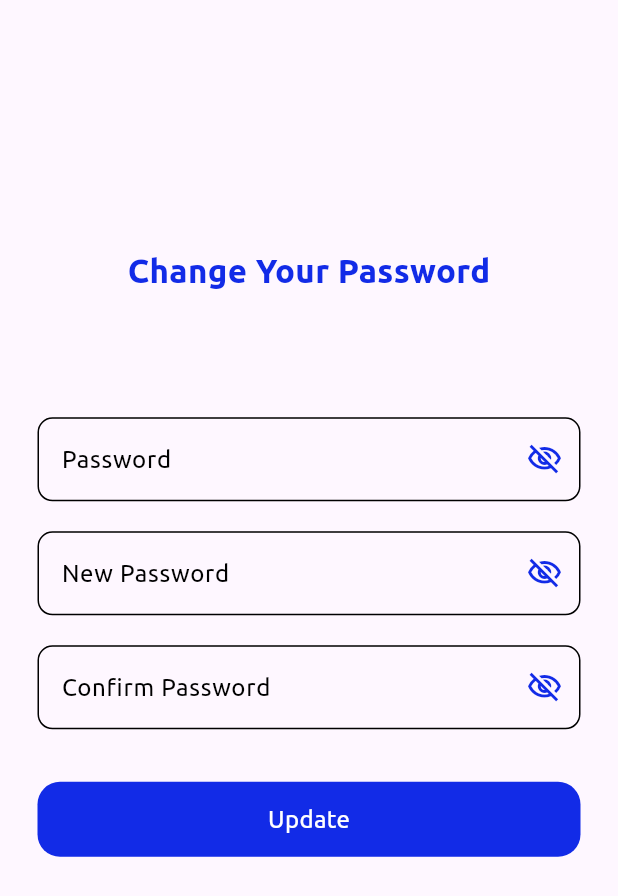
After one commit to LyNNxMooon/Modern-POS, a Flutter app: the ChangePasswordPage screen opened directly, on a phone screen of 412 x 824 dp. The commit adds this screen. Shown: the top 896 px of the screen. Run offline on Flutter 3.47's test engine with Material 3 defaults, Android fonts, the phone set to English and light mode, and no system bars; our stand-ins replace animated_splash_screen, cached_network_image, curved_navigation_bar, dio, flutter_spinkit, fluttertoast and 6 more; accounts and stored records are empty; generated files the repository leaves out were written again; network calls fail.

Commit message:
password update

```diff
--- a/lib/data/model.dart
+++ b/lib/data/model.dart
@@ -2,6 +2,7 @@ import 'package:modern_pos/data/vos/user_vo/user_vo.dart';
 import 'package:modern_pos/network/data_agent/modern_pos_data_agent.dart';
 import 'package:modern_pos/network/data_agent/modern_pos_data_agent_impl.dart';
 import 'package:modern_pos/network/response/login_response/login_response.dart';
+import 'package:modern_pos/network/response/password_update_response/password_update_response.dart';
 import 'package:modern_pos/network/response/register_response/register_response.dart';
 
 //For null data replacement
@@ -39,4 +40,14 @@ class Model {
       return Future.error(error);
     }
   }
+
+  Future<PasswordUpdateResponse> updatePassword(
+      String password, String newPassword, String confirmPassword) async {
+    try {
+      return await _modernPOSDataAgent.updatePassword(
+          password, newPassword, confirmPassword);
+    } on Exception catch (error) {
+      return Future.error(error);
+    }
+  }
 }
--- a/lib/network/api_constant.dart
+++ b/lib/network/api_constant.dart
@@ -5,7 +5,11 @@ const kBaseURL = "https://oneoneshop.hapeyeapp.com/api/v1";
 const kEndPointForRegister = "/register";
 const kEndPointForLogin = "/login";
 const kEndPointForUserProfile = "/customer";
+const kEndPointForUpdatePassword = "/customer/update-password";
 
 //keys
 
 const kAuthorizationKey = "Authorization";
+const kQueryParamKeyForOldPassword = "old_password";
+const kQueryParamKeyForNewPassword = "password";
+const kQueryParamKeyForConfirmPassword = "password_confirmation";
--- a/lib/network/data_agent/modern_pos_data_agent.dart
+++ b/lib/network/data_agent/modern_pos_data_agent.dart
@@ -1,5 +1,6 @@
 import 'package:modern_pos/data/vos/user_vo/user_vo.dart';
 import 'package:modern_pos/network/response/login_response/login_response.dart';
+import 'package:modern_pos/network/response/password_update_response/password_update_response.dart';
 import 'package:modern_pos/network/response/register_response/register_response.dart';
 
 abstract class ModernPOSDataAgent {
@@ -10,4 +11,7 @@ abstract class ModernPOSDataAgent {
       String emailOrPhone, String password, String fcm);
 
   Future<UserVO> getUserProfile();
+
+  Future<PasswordUpdateResponse> updatePassword(
+      String password, String newPassword, String confirmPassword);
 }
--- /dev/null
+++ b/lib/screens/change_password.dart
@@ -0,0 +1,148 @@
+// ignore_for_file: must_be_immutable
+
+import 'package:flutter/material.dart';
+import 'package:gap/gap.dart';
+import 'package:get/get.dart';
+import 'package:modern_pos/constants/colors.dart';
+import 'package:modern_pos/constants/text.dart';
+import 'package:modern_pos/controller/profile_controller.dart';
+import 'package:modern_pos/widgets/buttons.dart';
+import 'package:modern_pos/widgets/loading_state_widget.dart';
+import 'package:modern_pos/widgets/textfield.dart';
+
+class ChangePasswordPage extends StatefulWidget {
+  const ChangePasswordPage({super.key});
+
+  @override
+  State<ChangePasswordPage> createState() => _ChangePasswordPageState();
+}
+
+class _ChangePasswordPageState extends State<ChangePasswordPage> {
+  final _profileController = Get.put(ProfileController());
+
+  bool showPassword = false;
+
+  final _passwordController = TextEditingController();
+
+  final _confirmPasswordController = TextEditingController();
+
+  final _newPasswordController = TextEditingController();
+
+  @override
+  void dispose() {
+    _passwordController.dispose();
+    _confirmPasswordController.dispose();
+    _newPasswordController.dispose();
+    super.dispose();
+  }
+
+  @override
+  Widget build(BuildContext context) {
+    return SafeArea(
+        child: Scaffold(
+      body: Padding(
+        padding: const EdgeInsets.symmetric(horizontal: 25),
+        child: ListView(
+          children: [
+            Gap(MediaQuery.of(context).size.height * 0.2),
+            const Center(
+              child: Text(
+                "Change Your Password",
+                style: titleStyle,
+              ),
+            ),
+            Gap(MediaQuery.of(context).size.height * 0.1),
+            CustomTextField(
+              controller: _passwordController,
+              hintText: "Enter your Password",
+              label: "Password",
+              isObsecure: showPassword,
+              suffixIcon: IconButton(
+                  onPressed: () {
+                    showPassword = !showPassword;
+                    setState(() {});
+                  },
+                  icon: showPassword
+                      ? const Icon(
+                          Icons.visibility_outlined,
+                          color: kSecondaryColor,
+                        )
+                      : const Icon(
+                          Icons.visibility_off_outlined,
+                          color: kSecondaryColor,
+                        )),
+            ),
+            const Gap(20),
+            CustomTextField(
+              controller: _newPasswordController,
+              hintText: "Enter your new Password",
+              label: "New Password",
+              isObsecure: showPassword,
+              suffixIcon: IconButton(
+                  onPressed: () {
+                    showPassword = !showPassword;
+                    setState(() {});
+                  },
+                  icon: showPassword
+                      ? const Icon(
+                          Icons.visibility_outlined,
+                          color: kSecondaryColor,
+                        )
+                      : const Icon(
+                          Icons.visibility_off_outlined,
+                          color: kSecondaryColor,
+                        )),
+            ),
+            const Gap(20),
+            CustomTextField(
+              controller: _confirmPasswordController,
+              hintText: "Confirm your Password",
+              label: "Confirm Password",
+              isObsecure: showPassword,
+              suffixIcon: IconButton(
+                  onPressed: () {
+                    showPassword = !showPassword;
+                    setState(() {});
+                  },
+                  icon: showPassword
+                      ? const Icon(
+                          Icons.visibility_outlined,
+                          color: kSecondaryColor,
+                        )
+                      : const Icon(
+                          Icons.visibility_off_outlined,
+                          color: kSecondaryColor,
+                        )),
+            ),
+            const Gap(35),
+            Obx(
+              () => LoadingStateWidget(
+                loadingState: _profileController.getLoadingState,
+                loadingSuccessWidget: CustomButton(
+                  name: "Update",
+                  function: () {
+                    _profileController.updatePassword(
+                        _passwordController,
+                        _newPasswordController,
+                        _confirmPasswordController,
+                        context);
+                  },
+                ),
+                loadingInitWidget: CustomButton(
+                  name: "Update",
+                  function: () {
+                    _profileController.updatePassword(
+                        _passwordController,
+                        _newPasswordController,
+                        _confirmPasswordController,
+                        context);
+                  },
+                ),
+              ),
+            ),
+          ],
+        ),
+      ),
+    ));
+  }
+}
--- a/lib/screens/home.dart
+++ b/lib/screens/home.dart
@@ -50,6 +50,9 @@ class _HomePageState extends State<HomePage> {
         onTap: (selectedIndex) {
           setState(() {
             index = selectedIndex;
+            if (selectedIndex == 3) {
+              _profileController.getUserProfile(context);
+            }
           });
         },
         items: items,
@@ -76,7 +79,6 @@ class _HomePageState extends State<HomePage> {
         break;
       case 3:
         widget = ProfilePage();
-        _profileController.getUserProfile(context);
         break;
       default:
         widget = const MainMenuPage();
--- a/pubspec.yaml
+++ b/pubspec.yaml
@@ -47,6 +47,7 @@ dependencies:
   hive: ^2.2.3
   hive_flutter: ^1.1.0
   cached_network_image: ^3.4.1
+  fluttertoast: ^8.2.8
 
 dev_dependencies:
   json_serializable: ^6.8.0
```
Also changed, not shown: lib/controller/profile_controller.dart (+37 -1 lines), lib/network/api/modern_pos_api.dart (+12 -0 lines), lib/network/data_agent/modern_pos_data_agent_impl.dart (+18 -0 lines), lib/network/response/password_update_response/password_update_response.dart (added, +13 -0 lines), lib/screens/login.dart (+7 -1 lines), lib/screens/profile.dart (+17 -2 lines), lib/screens/profile_update.dart (added, +25 -0 lines), lib/widgets/password_permission_widget.dart (added, +93 -0 lines), lib/widgets/success_widget.dart (added, +45 -0 lines), lib/network/api/modern_pos_api.g.dart, lib/network/response/password_update_response/password_update_response.g.dart (added), pubspec.lock.
